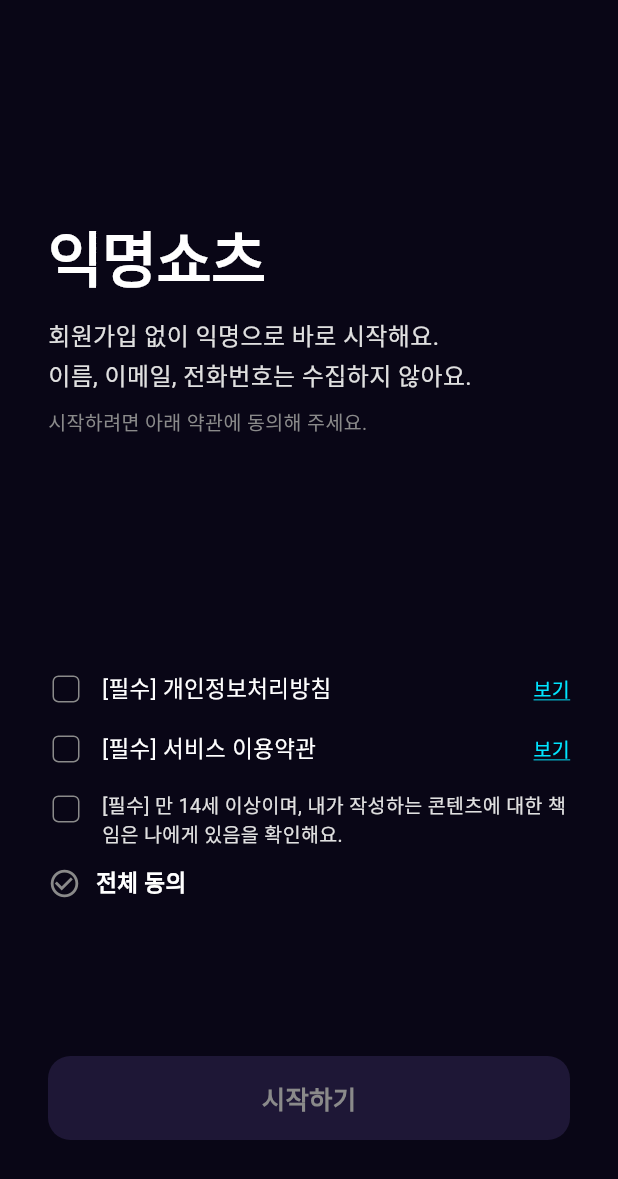
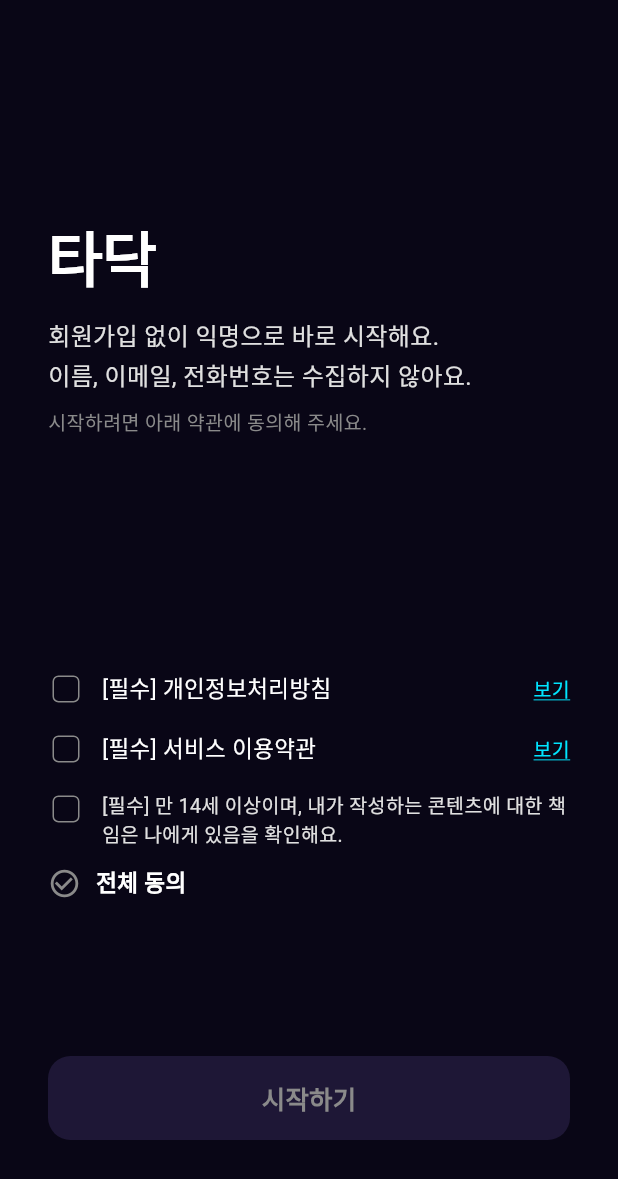
Before and after one commit to simfull421/anonymous-shorts-client, a Flutter app: the screen it shows after launch, on a phone screen of 412 x 824 dp. Shown: the top 1179 px of the screen. Run offline on Flutter 3.47's test engine with Material 3 defaults, Android fonts, the phone set to English and light mode, and no system bars; our stand-ins replace flutter_animate, share_plus, shared_preferences; network calls fail.

Commit message:
앱 이름 변경
타닥

```diff
--- /dev/null
+++ b/lib/config/app_info.dart
@@ -0,0 +1,14 @@
+// 📛 앱 표시 이름 상수
+//
+// 화면 곳곳에 이름을 직접 박아두면 다음 개명 때 또 전부 찾아 고쳐야 한다.
+// 이 값 하나만 바꾸면 클라이언트 쪽 표시는 전부 따라간다.
+//
+// 단, 이 상수는 Dart 코드 안에서만 통함 — 아래는 여전히 별도로 관리해야 함:
+//   - android/app/src/main/res/values(-ko)/strings.xml (app_name, 런처 라벨)
+//   - ios/Runner/Info.plist (CFBundleDisplayName)
+// OS 레벨 런처 이름은 네이티브 리소스라 Dart 상수가 대신할 수 없다.
+class AppInfo {
+  AppInfo._();
+
+  static const String name = '타닥';
+}
--- a/lib/main.dart
+++ b/lib/main.dart
@@ -3,6 +3,7 @@ import 'package:flutter/material.dart';
 import 'package:flutter/services.dart';
 import 'package:shared_preferences/shared_preferences.dart';
 import 'app_theme.dart';
+import 'config/app_info.dart';
 import 'theme/app_palette.dart';
 import 'theme/theme_controller.dart';
 import 'screens/feed_screen.dart';
@@ -74,7 +75,7 @@ class MyApp extends StatelessWidget {
         );
 
         return MaterialApp(
-          title: '익명쇼츠',
+          title: AppInfo.name,
           theme: AppTheme.themeData,
           debugShowCheckedModeBanner: false,
           initialRoute: consentAccepted ? '/' : '/consent',
--- a/lib/screens/consent_screen.dart
+++ b/lib/screens/consent_screen.dart
@@ -4,6 +4,7 @@
 import 'package:flutter/material.dart';
 import 'package:shared_preferences/shared_preferences.dart';
 import '../app_theme.dart';
+import '../config/app_info.dart';
 import '../config/app_links.dart';
 import '../theme/theme_controller.dart';
 
@@ -51,7 +52,7 @@ class _ConsentScreenState extends State<ConsentScreen> {
               const Spacer(flex: 2),
               // 앱 타이틀
               Text(
-                '익명쇼츠',
+                AppInfo.name,
                 style: AppTheme.mainContentStyle.copyWith(fontSize: 40),
               ),
               const SizedBox(height: 12),
--- a/lib/screens/settings_screen.dart
+++ b/lib/screens/settings_screen.dart
@@ -5,6 +5,7 @@ import 'package:flutter/material.dart';
 import 'package:share_plus/share_plus.dart';
 import 'package:shared_preferences/shared_preferences.dart';
 import '../app_theme.dart';
+import '../config/app_info.dart';
 import '../config/app_links.dart';
 import '../theme/app_palette.dart';
 import '../theme/theme_controller.dart';
@@ -131,7 +132,7 @@ class _SettingsScreenState extends State<SettingsScreen> {
               child: Padding(
                 padding: const EdgeInsets.symmetric(horizontal: 40, vertical: 6),
                 child: Text(
-                  '익명쇼츠 v1.1.0',
+                  '${AppInfo.name} v1.1.0',
                   style: TextStyle(color: AppTheme.textDisabled, fontSize: 12),
                 ),
               ),
@@ -353,7 +354,7 @@ class _SettingsScreenState extends State<SettingsScreen> {
                   Navigator.pop(sheetContext);
                   showLicensePage(
                     context: context,
-                    applicationName: '익명쇼츠',
+                    applicationName: AppInfo.name,
                     applicationVersion: 'v1.1.0',
                   );
                 },
@@ -587,7 +588,7 @@ class _SettingsScreenState extends State<SettingsScreen> {
       if (data != null && mounted) {
         final jsonStr = const JsonEncoder.withIndent('  ').convert(data);
         await SharePlus.instance.share(
-          ShareParams(text: jsonStr, subject: '익명쇼츠 - 내 데이터'),
+          ShareParams(text: jsonStr, subject: '${AppInfo.name} - 내 데이터'),
         );
       } else if (mounted) {
         ScaffoldMessenger.of(context).showSnackBar(
```
Also changed, not shown: pubspec.yaml (+6 -5 lines), assets/icon/1024.png (added), assets/icon/512.png (added), 14 other files.
